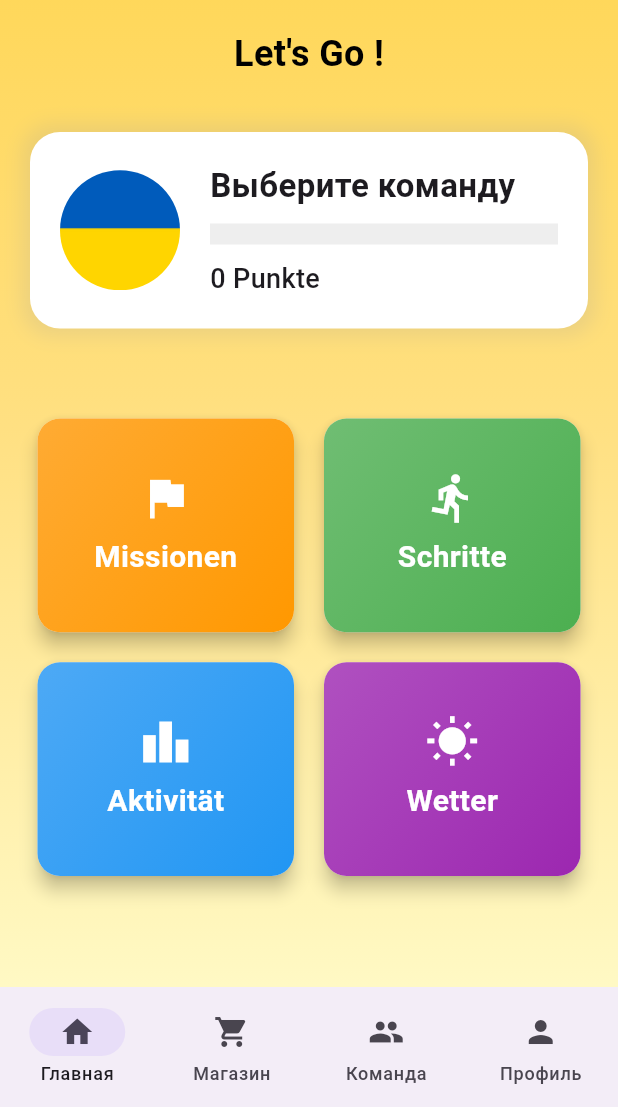
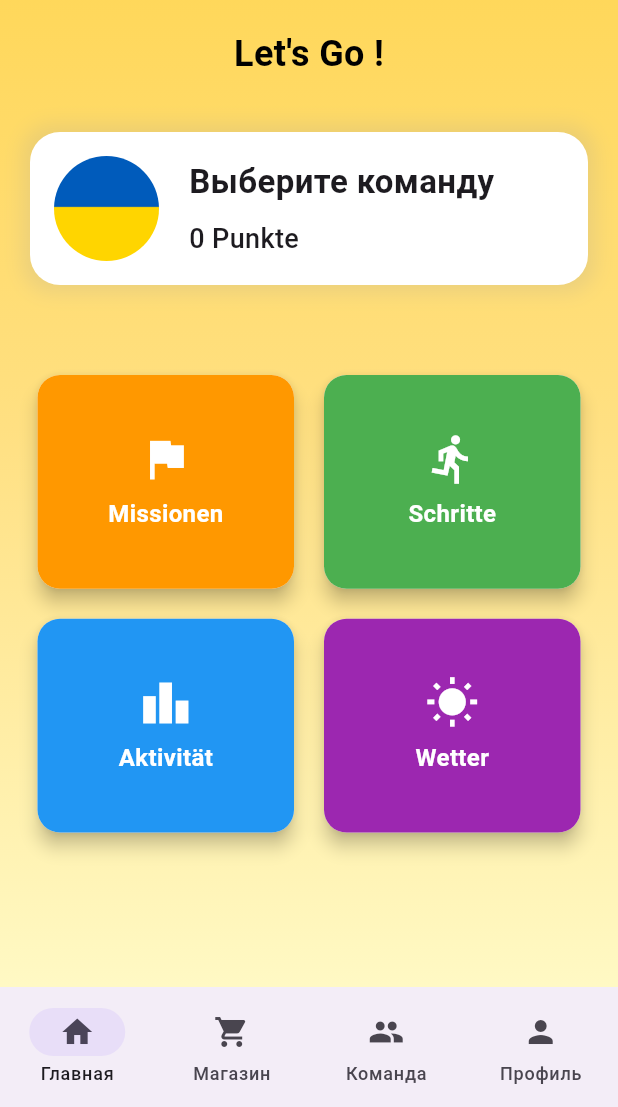
Before and after one commit to kornejjj/nsr_new, a Flutter app: the screen it shows once a user with an empty profile is signed in, on a phone screen of 412 x 824 dp, the part 129-1236 px from its top. Run offline on Flutter 3.47's test engine with Material 3 defaults, Android fonts, the light colour scheme and no system bars; our stand-ins replace cloud_firestore, firebase_auth, firebase_core, firebase_storage, image_picker; accounts and stored records are empty.

Commit message:
02-03-25

```diff
--- a/lib/main_page.dart
+++ b/lib/main_page.dart
@@ -5,7 +5,7 @@ import 'profile_page.dart';
 import 'team_page.dart';
 import 'team_selection_page.dart';
 import 'all_teams_page.dart';
-import 'bottom_nav_bar.dart'; // Импортируем BottomNavBar
+import 'bottom_nav_bar.dart';
 
 class MainPage extends StatefulWidget {
   @override
@@ -14,13 +14,6 @@ class MainPage extends StatefulWidget {
 
 class _MainPageState extends State<MainPage> {
   int _currentIndex = 0;
-
-  final List<ButtonData> _actionButtons = [
-    ButtonData(Icons.flag, 'Missionen', Colors.orange),
-    ButtonData(Icons.directions_run, 'Schritte', Colors.green),
-    ButtonData(Icons.leaderboard, 'Aktivität', Colors.blue),
-    ButtonData(Icons.wb_sunny, 'Wetter', Colors.purple),
-  ];
 
   Future<String> _fetchUserName() async {
     String userId = FirebaseAuth.instance.currentUser!.uid;
@@ -51,7 +44,7 @@ class _MainPageState extends State<MainPage> {
   @override
   Widget build(BuildContext context) {
     return Scaffold(
-      bottomNavigationBar: BottomNavBar( // Используем BottomNavBar
+      bottomNavigationBar: BottomNavBar(
         currentIndex: _currentIndex,
         onDestinationSelected: (index) {
           setState(() {
@@ -109,12 +102,74 @@ class _MainPageState extends State<MainPage> {
                 },
               ),
               const SizedBox(height: 15),
-              _StatsSection(
+              FutureBuilder<Map<String, dynamic>?>(
+                future: _fetchUserTeam(),
+                builder: (context, snapshot) {
+                  final teamName = snapshot.data?['name'] ?? 'Выберите команду';
+                  final teamPoints = snapshot.data?['points']?.toString() ?? '0';
+                  final teamAvatar = snapshot.data?['avatar'] ?? 'assets/flag.png';
+
+                  return Padding(
+                    padding: const EdgeInsets.all(20),
+                    child: InkWell(
                       onTap: () => Navigator.push(
                         context,
                         MaterialPageRoute(builder: (context) => const AllTeamsPage()),
                       ),
-                teamData: _fetchUserTeam(),
+                      borderRadius: BorderRadius.circular(20),
+                      child: Container(
+                        decoration: BoxDecoration(
+                          color: Colors.white,
+                          borderRadius: BorderRadius.circular(20),
+                          boxShadow: [
+                            BoxShadow(
+                              color: Colors.grey.withOpacity(0.2),
+                              blurRadius: 10,
+                              spreadRadius: 5,
+                            ),
+                          ],
+                        ),
+                        child: Padding(
+                          padding: const EdgeInsets.all(16),
+                          child: Row(
+                            children: [
+                              CircleAvatar(
+                                radius: 35,
+                                backgroundImage: teamAvatar.startsWith("http")
+                                    ? NetworkImage(teamAvatar)
+                                    : AssetImage(teamAvatar) as ImageProvider,
+                                backgroundColor: Colors.transparent,
+                              ),
+                              const SizedBox(width: 20),
+                              Expanded(
+                                child: Column(
+                                  crossAxisAlignment: CrossAxisAlignment.start,
+                                  children: [
+                                    Text(
+                                      teamName,
+                                      style: const TextStyle(
+                                        fontSize: 22,
+                                        fontWeight: FontWeight.bold,
+                                      ),
+                                    ),
+                                    const SizedBox(height: 10),
+                                    Text(
+                                      "$teamPoints Punkte",
+                                      style: const TextStyle(
+                                        fontSize: 18,
+                                        fontWeight: FontWeight.w500,
+                                      ),
+                                    ),
+                                  ],
+                                ),
+                              ),
+                            ],
+                          ),
+                        ),
+                      ),
+                    ),
+                  );
+                },
               ),
               const SizedBox(height: 15),
               Expanded(child: _buildActionButtons()),
@@ -168,26 +223,17 @@ class _MainPageState extends State<MainPage> {
   Widget _buildActionButtons() {
     return Padding(
       padding: const EdgeInsets.all(25),
-      child: GridView.builder(
-        shrinkWrap: true,
-        physics: const NeverScrollableScrollPhysics(),
-        gridDelegate: const SliverGridDelegateWithFixedCrossAxisCount(
+      child: GridView.count(
         crossAxisCount: 2,
         crossAxisSpacing: 20,
         mainAxisSpacing: 20,
         childAspectRatio: 1.2,
-        ),
-        itemCount: _actionButtons.length,
-        itemBuilder: (context, index) {
-          final button = _actionButtons[index];
-          return _CustomSquareButton(
-            icon: button.icon,
-            text: button.text,
-            color: button.color,
-            iconSize: 36,
-            fontSize: 20,
-          );
-        },
+        children: const [
+          _CustomSquareButton(icon: Icons.flag, text: 'Missionen', color: Colors.orange),
+          _CustomSquareButton(icon: Icons.directions_run, text: 'Schritte', color: Colors.green),
+          _CustomSquareButton(icon: Icons.leaderboard, text: 'Aktivität', color: Colors.blue),
+          _CustomSquareButton(icon: Icons.wb_sunny, text: 'Wetter', color: Colors.purple),
+        ],
       ),
     );
   }
@@ -218,133 +264,30 @@ class _MainPageState extends State<MainPage> {
   }
 }
 
-class _StatsSection extends StatelessWidget {
-  final VoidCallback onTap;
-  final Future<Map<String, dynamic>?> teamData;
-
-  const _StatsSection({
-    required this.onTap,
-    required this.teamData,
-  });
-
-  @override
-  Widget build(BuildContext context) {
-    return FutureBuilder<Map<String, dynamic>?>(
-      future: teamData,
-      builder: (context, snapshot) {
-        final teamName = snapshot.data?['name'] ?? 'Выберите команду';
-        final teamPoints = snapshot.data?['points']?.toString() ?? '0';
-        final progress = (snapshot.data?['progress'] as double?) ?? 0.0;
-
-        return Padding(
-          padding: const EdgeInsets.all(20),
-          child: InkWell(
-            onTap: onTap,
-            borderRadius: BorderRadius.circular(20),
-            child: Container(
-              decoration: BoxDecoration(
-                color: Colors.white,
-                borderRadius: BorderRadius.circular(20),
-                boxShadow: [
-                  BoxShadow(
-                    color: Colors.grey.withOpacity(0.2),
-                    blurRadius: 10,
-                    spreadRadius: 5,
-                  ),
-                ],
-              ),
-              child: Padding(
-                padding: const EdgeInsets.all(20),
-                child: Row(
-                  children: [
-                    const CircleAvatar(
-                      radius: 40,
-                      backgroundImage: AssetImage('assets/flag.png'),
-                      backgroundColor: Colors.transparent,
-                    ),
-                    const SizedBox(width: 20),
-                    Expanded(
-                      child: Column(
-                        crossAxisAlignment: CrossAxisAlignment.start,
-                        children: [
-                          Text(
-                            teamName,
-                            style: const TextStyle(
-                              fontSize: 22,
-                              fontWeight: FontWeight.bold,
-                            ),
-                          ),
-                          const SizedBox(height: 10),
-                          LinearProgressIndicator(
-                            value: progress,
-                            backgroundColor: Colors.grey[200],
-                            valueColor: const AlwaysStoppedAnimation<Color>(Colors.deepPurple),
-                            minHeight: 14,
-                          ),
-                          const SizedBox(height: 10),
-                          Text(
-                            '$teamPoints Punkte',
-                            style: const TextStyle(
-                              fontSize: 18,
-                              fontWeight: FontWeight.w500,
-                            ),
-                          ),
-                        ],
-                      ),
-                    ),
-                  ],
-                ),
-              ),
-            ),
-          ),
-        );
-      },
-    );
-  }
-}
-
 class _CustomSquareButton extends StatelessWidget {
   final IconData icon;
   final String text;
   final Color color;
-  final double iconSize;
-  final double fontSize;
 
-  const _CustomSquareButton({
-    required this.icon,
-    required this.text,
-    required this.color,
-    this.iconSize = 42,
-    this.fontSize = 16,
-  });
+  const _CustomSquareButton({required this.icon, required this.text, required this.color});
 
   @override
   Widget build(BuildContext context) {
     return Material(
       borderRadius: BorderRadius.circular(15),
       elevation: 5,
-      child: InkWell(
-        onTap: () {},
-        borderRadius: BorderRadius.circular(15),
       child: Container(
         decoration: BoxDecoration(
-            gradient: LinearGradient(
-              colors: [color.withOpacity(0.8), color],
-              begin: Alignment.topLeft,
-              end: Alignment.bottomRight,
-            ),
+          color: color,
           borderRadius: BorderRadius.circular(15),
         ),
+        child: Center(
           child: Column(
             mainAxisAlignment: MainAxisAlignment.center,
             children: [
-              Icon(icon, color: Colors.white, size: iconSize),
+              Icon(icon, color: Colors.white, size: 36),
               const SizedBox(height: 7),
-              Text(
-                text,
-                style: TextStyle(fontSize: fontSize,
-                    fontWeight: FontWeight.bold, color: Colors.white),
-              ),
+              Text(text, style: const TextStyle(fontSize: 16, fontWeight: FontWeight.bold, color: Colors.white)),
             ],
           ),
         ),
@@ -352,11 +295,3 @@ class _CustomSquareButton extends StatelessWidget {
     );
   }
 }
-
-class ButtonData {
-  final IconData icon;
-  final String text;
-  final Color color;
-
-  ButtonData(this.icon, this.text, this.color);
-}
```
Also changed, not shown: lib/edit_team_page.dart (+87 -133 lines). Lines whose indentation alone changed are shown as unchanged.
